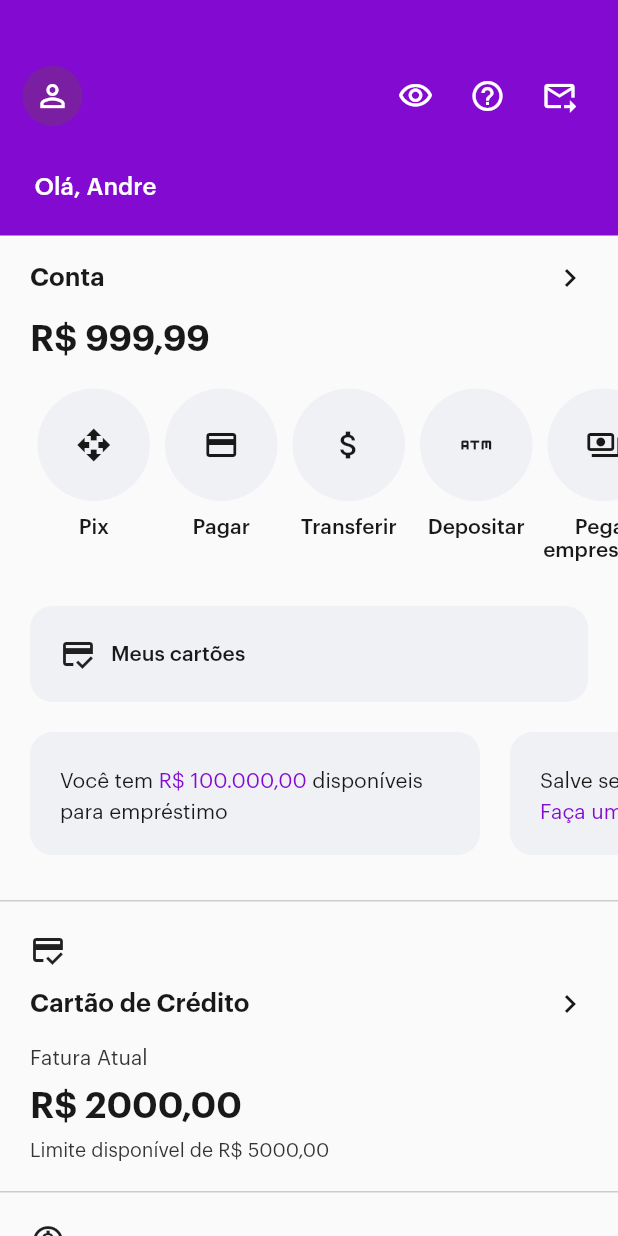
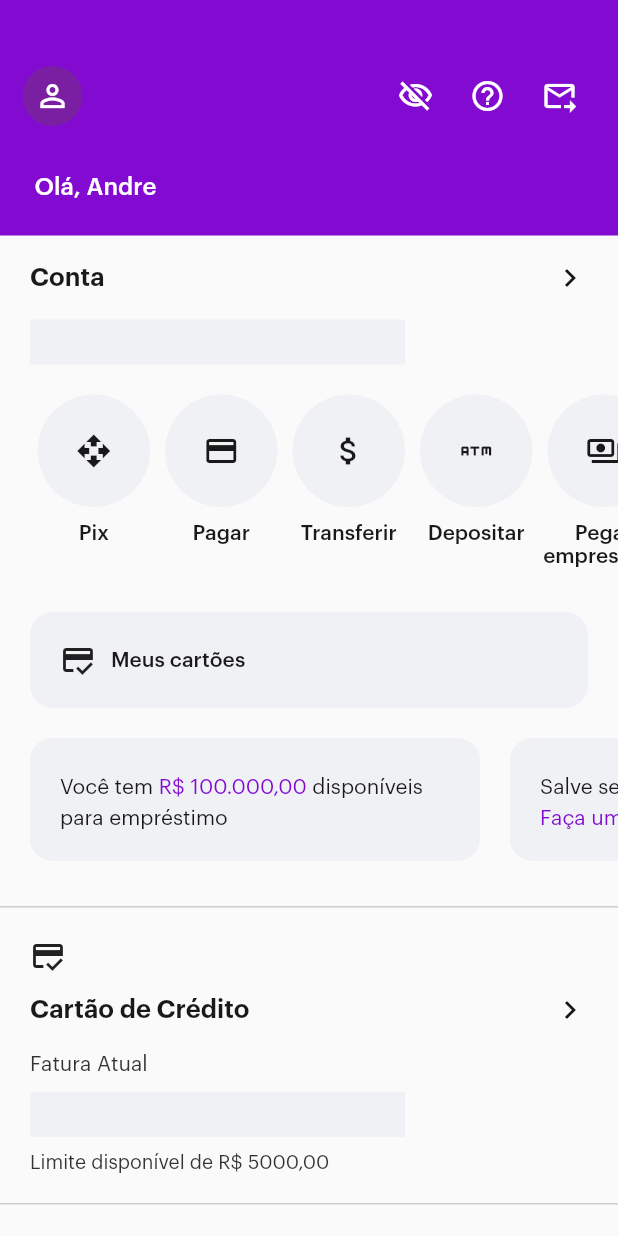
Before and after one commit to andrekubotsu/flutter-nubank-ui-clone, a Flutter app: the screen it shows after launch, after a tap on the "visibility" icon, on a phone screen of 412 x 824 dp. Run offline on Flutter 3.47's test engine with Material 2 defaults, Android fonts, the phone set to English and light mode, and no system bars.

Commit message:
added: value toggle visibility

```diff
--- a/lib/modules/home/home_page.dart
+++ b/lib/modules/home/home_page.dart
@@ -13,6 +13,12 @@ class HomePage extends StatefulWidget {
 }
 
 class _HomePageState extends State<HomePage> {
+  bool isVisible = true;
+
+  toggleVisibility() {
+    isVisible = !isVisible;
+  }
+
   @override
   Widget build(BuildContext context) {
     final mediaSize = MediaQuery.of(context).size;
@@ -24,7 +30,15 @@ class _HomePageState extends State<HomePage> {
         body: SingleChildScrollView(
           child: Column(
             children: [
-              CustomAppBar(mediaSize: mediaSize),
+              CustomAppBar(
+                isVisible: isVisible,
+                mediaSize: mediaSize,
+                toggleVisibility: () {
+                  setState(() {
+                    toggleVisibility();
+                  });
+                },
+              ),
               Padding(
                 padding:
                     const EdgeInsets.symmetric(horizontal: 20.0, vertical: 16),
@@ -46,10 +60,16 @@ class _HomePageState extends State<HomePage> {
                 padding: const EdgeInsets.symmetric(horizontal: 20.0),
                 child: Row(
                   children: [
-                    Text(
+                    isVisible
+                        ? Text(
                             'R\$ 999,99',
                             style: AppTextStyles.graphik24black600,
-                    ),
+                          )
+                        : Container(
+                            width: 250,
+                            height: 30,
+                            color: AppColors.lightGrey,
+                          )
                   ],
                 ),
               ),
@@ -224,9 +244,15 @@ class _HomePageState extends State<HomePage> {
                     SizedBox(
                       height: 10,
                     ),
-                    Text(
+                    isVisible
+                        ? Text(
                             'R\$ 2000,00',
                             style: AppTextStyles.graphik24black600,
+                          )
+                        : Container(
+                            width: 250,
+                            height: 30,
+                            color: AppColors.lightGrey,
                           ),
                     SizedBox(
                       height: 10,
@@ -277,9 +303,15 @@ class _HomePageState extends State<HomePage> {
                     SizedBox(
                       height: 7,
                     ),
-                    Text(
+                    isVisible
+                        ? Text(
                             'R\$ 15000,00',
                             style: AppTextStyles.graphik14grey400,
+                          )
+                        : Container(
+                            width: 250,
+                            height: 30,
+                            color: AppColors.lightGrey,
                           )
                   ],
                 ),
--- a/lib/shared/widgets/custom_appbar_widget.dart
+++ b/lib/shared/widgets/custom_appbar_widget.dart
@@ -5,16 +5,18 @@ import 'package:nubank_ui_clone/shared/constants/app_fonts.dart';
 class CustomAppBar extends StatelessWidget {
   const CustomAppBar({
     Key? key,
-    this.isVisible,
+    this.toggleVisibility,
     this.goHelp,
     this.goInvite,
     required this.mediaSize,
+    required this.isVisible,
   }) : super(key: key);
 
-  final void Function()? isVisible;
+  final void Function()? toggleVisibility;
   final void Function()? goHelp;
   final void Function()? goInvite;
   final mediaSize;
+  final bool isVisible;
 
   @override
   Widget build(BuildContext context) {
@@ -42,21 +44,26 @@ class CustomAppBar extends StatelessWidget {
                   mainAxisSize: MainAxisSize.min,
                   children: [
                     IconButton(
-                      onPressed: () {},
-                      icon: Icon(
-                        Icons.visibility_outlined,
-                        color: AppColors.white,
-                      ),
+                      onPressed: toggleVisibility,
+                      icon: isVisible
+                          ? Icon(
+                              Icons.visibility_outlined,
+                              color: AppColors.white,
+                            )
+                          : Icon(
+                              Icons.visibility_off_outlined,
+                              color: AppColors.white,
+                            ),
                     ),
                     IconButton(
-                      onPressed: () {},
+                      onPressed: goHelp,
                       icon: Icon(
                         Icons.help_outline,
                         color: AppColors.white,
                       ),
                     ),
                     IconButton(
-                      onPressed: () {},
+                      onPressed: goInvite,
                       icon: Icon(
                         Icons.forward_to_inbox,
                         color: AppColors.white,
```
Lines whose indentation alone changed are shown as unchanged.
